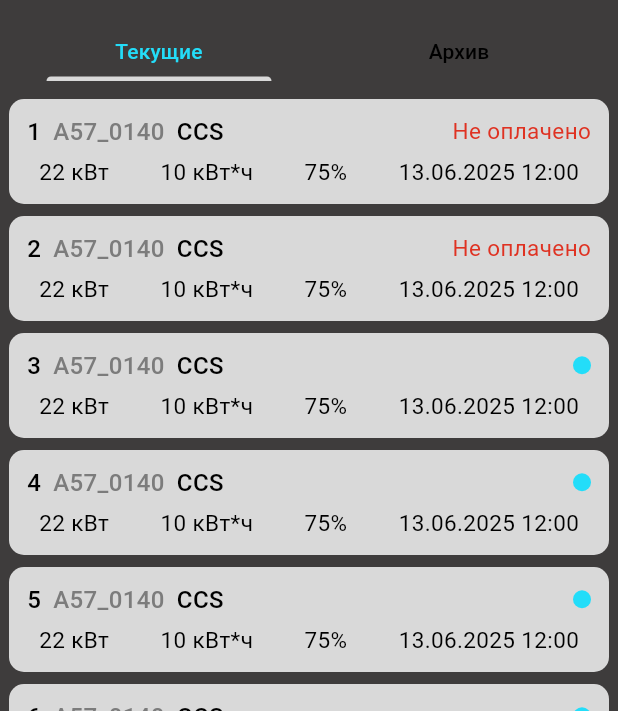
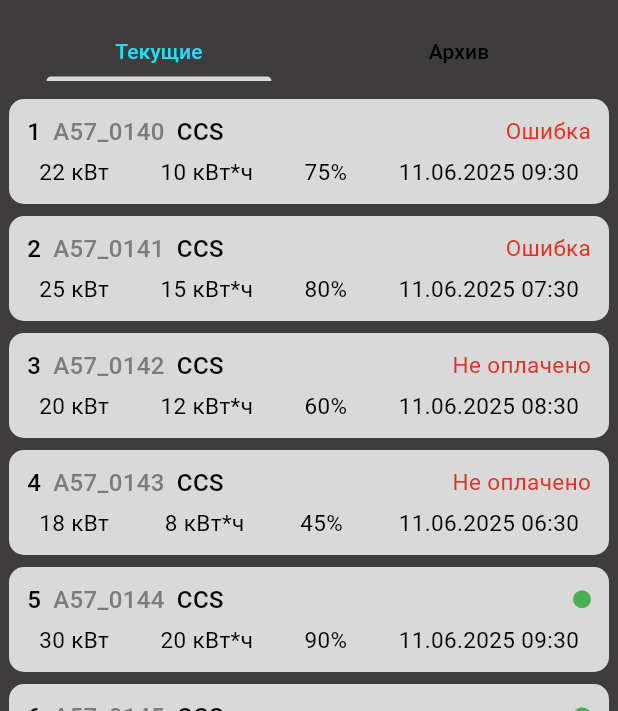
Before and after one commit to chudo1319/electricity, a Flutter app: the screen it shows after launch, on a phone screen of 412 x 824 dp, the part 525-1236 px from its top. Run offline on Flutter 3.47's test engine with Material 3 defaults, Android fonts, the phone set to English and light mode, and no system bars; our stand-ins replace auto_route, calendar_date_picker2, flutter_svg, gap, pinput, slide_to_act; missing offline and left inert: theme_tailor_annotation; Roboto replaces fonts that are missing (OpenSans).

Commit message:
[Feat] Sorting scroll stations and add mocks, change from the right side to left drawers

```diff
--- /dev/null
+++ b/lib/mock/scroll_stations/mock_station_operations.dart
@@ -0,0 +1,124 @@
+import 'package:electricity/mock/scroll_stations/station_operation.dart';
+import 'package:flutter/material.dart';
+
+class MockStationOperations {
+  static List<StationOperation> getMockOperations() {
+    final now = DateTime.now();
+    return [
+      // Операции с ошибками
+      StationOperation(
+        stationNumber: 1,
+        stationName: 'A57_0140',
+        stationType: 'CCS',
+        power: 22,
+        energy: 10,
+        percent: 75,
+        colorStatus: Colors.red,
+        status: OperationStatus.error,
+        startDate: now.subtract(const Duration(hours: 2)),
+        endDate: now.subtract(const Duration(hours: 1)),
+      ),
+      StationOperation(
+        stationNumber: 2,
+        stationName: 'A57_0141',
+        stationType: 'CCS',
+        power: 25,
+        energy: 15,
+        percent: 80,
+        colorStatus: Colors.red,
+        status: OperationStatus.error,
+        startDate: now.subtract(const Duration(hours: 4)),
+        endDate: now.subtract(const Duration(hours: 3)),
+      ),
+      // Неоплаченные операции
+      StationOperation(
+        stationNumber: 3,
+        stationName: 'A57_0142',
+        stationType: 'CCS',
+        power: 20,
+        energy: 12,
+        percent: 60,
+        colorStatus: Colors.orange,
+        status: OperationStatus.unpaid,
+        startDate: now.subtract(const Duration(hours: 3)),
+        endDate: now.subtract(const Duration(hours: 2)),
+      ),
+      StationOperation(
+        stationNumber: 4,
+        stationName: 'A57_0143',
+        stationType: 'CCS',
+        power: 18,
+        energy: 8,
+        percent: 45,
+        colorStatus: Colors.orange,
+        status: OperationStatus.unpaid,
+        startDate: now.subtract(const Duration(hours: 5)),
+        endDate: now.subtract(const Duration(hours: 4)),
+      ),
+      // Операции в процессе
+      StationOperation(
+        stationNumber: 5,
+        stationName: 'A57_0144',
+        stationType: 'CCS',
+        power: 30,
+        energy: 20,
+        percent: 90,
+        colorStatus: Colors.green,
+        status: OperationStatus.inProgress,
+        startDate: now.subtract(const Duration(hours: 1)),
+      ),
+      StationOperation(
+        stationNumber: 6,
+        stationName: 'A57_0145',
+        stationType: 'CCS',
+        power: 28,
+        energy: 18,
+        percent: 85,
+        colorStatus: Colors.green,
+        status: OperationStatus.inProgress,
+        startDate: now.subtract(const Duration(hours: 6)),
+      ),
+      // Архивные операции (оплаченные)
+      StationOperation(
+        stationNumber: 7,
+        stationName: 'A57_0146',
+        stationType: 'CCS',
+        power: 35,
+        energy: 25,
+        percent: 100,
+        colorStatus: Colors.green,
+        status: OperationStatus.paid,
+        startDate: now.subtract(const Duration(days: 2)),
+        endDate: now.subtract(const Duration(days: 1, hours: 23)),
+      ),
+      StationOperation(
+        stationNumber: 8,
+        stationName: 'A57_0147',
+        stationType: 'CCS',
+        power: 32,
+        energy: 22,
+        percent: 95,
+        colorStatus: Colors.green,
+        status: OperationStatus.paid,
+        startDate: now.subtract(const Duration(days: 3)),
+        endDate: now.subtract(const Duration(days: 2, hours: 23)),
+      ),
+      StationOperation(
+        stationNumber: 9,
+        stationName: 'A57_0148',
+        stationType: 'CCS',
+        power: 28,
+        energy: 18,
+        percent: 85,
+        colorStatus: Colors.green,
+        status: OperationStatus.paid,
+        startDate: now.subtract(const Duration(days: 4)),
+        endDate: now.subtract(const Duration(days: 3, hours: 23)),
+      ),
+    ];
+  }
+
+  static List<StationOperation> getArchiveOperations() {
+    return StationOperation.getArchiveOperations(getMockOperations());
+  }
+}
--- /dev/null
+++ b/lib/mock/scroll_stations/station_operation.dart
@@ -0,0 +1,69 @@
+import 'package:flutter/material.dart';
+
+enum OperationStatus { error, unpaid, inProgress, paid }
+
+class StationOperation {
+  final int stationNumber;
+  final String stationName;
+  final String stationType;
+  final num power;
+  final num energy;
+  final num percent;
+  final Color colorStatus;
+  final OperationStatus status;
+  final DateTime startDate;
+  final DateTime? endDate;
+
+  StationOperation({
+    required this.stationNumber,
+    required this.stationName,
+    required this.stationType,
+    required this.power,
+    required this.energy,
+    required this.percent,
+    required this.colorStatus,
+    required this.status,
+    required this.startDate,
+    this.endDate,
+  });
+
+  static List<StationOperation> getArchiveOperations(
+    List<StationOperation> operations,
+  ) {
+    return operations
+        .where((operation) => operation.status == OperationStatus.paid)
+        .toList()
+      ..sort((a, b) {
+        // Сортировка по дате завершения (от новых к старым)
+        final aDate = a.endDate ?? a.startDate;
+        final bDate = b.endDate ?? b.startDate;
+        return bDate.compareTo(aDate);
+      });
+  }
+
+  static List<StationOperation> sortOperations(
+    List<StationOperation> operations,
+  ) {
+    return List<StationOperation>.from(operations)..sort((a, b) {
+      // Сначала сортируем по статусу
+      if (a.status != b.status) {
+        if (a.status == OperationStatus.error) return -1;
+        if (b.status == OperationStatus.error) return 1;
+        if (a.status == OperationStatus.unpaid) return -1;
+        if (b.status == OperationStatus.unpaid) return 1;
+      }
+
+      // Затем сортируем по дате в зависимости от статуса
+      if (a.status == OperationStatus.error ||
+          a.status == OperationStatus.unpaid) {
+        // Для ошибок и неоплаченных используем дату завершения
+        final aDate = a.endDate ?? a.startDate;
+        final bDate = b.endDate ?? b.startDate;
+        return bDate.compareTo(aDate);
+      } else {
+        // Для остальных используем дату начала
+        return b.startDate.compareTo(a.startDate);
+      }
+    });
+  }
+}
--- a/lib/screens/main/main_screen.dart
+++ b/lib/screens/main/main_screen.dart
@@ -56,14 +56,14 @@ class _MainScreenState extends State<MainScreen> with TickerProviderStateMixin {
       onPointerDown: (_) => _resetInactivityTimer(),
       child: GestureDetector(
         onPanUpdate: (details) {
-          if (details.delta.dx < -20) {
-            _scaffoldKey.currentState?.openEndDrawer();
+          if (details.delta.dx > 20) {
+            _scaffoldKey.currentState?.openDrawer();
           }
         },
         child: Scaffold(
           key: _scaffoldKey,
           resizeToAvoidBottomInset: false,
-          endDrawer: DrawerButtons(),
+          drawer: DrawerButtons(),
           body: SafeArea(
             child: Padding(
               padding: const EdgeInsets.only(
@@ -92,7 +92,7 @@ class _MainScreenState extends State<MainScreen> with TickerProviderStateMixin {
                         ),
                         icon: 'assets/icons/hamburger.svg',
                         onPressed: () {
-                          _scaffoldKey.currentState?.openEndDrawer();
+                          _scaffoldKey.currentState?.openDrawer();
                         },
                       ),
                     ],
@@ -107,10 +107,10 @@ class _MainScreenState extends State<MainScreen> with TickerProviderStateMixin {
                       controller: _tabController,
                       children: [
                         SingleChildScrollView(
-                          child: CurrentStations(textStatus: 'Не оплачено'),
+                          child: CurrentStations(isArchive: false),
                         ),
                         SingleChildScrollView(
-                          child: CurrentStations(textStatus: 'Оплачено'),
+                          child: CurrentStations(isArchive: true),
                         ),
                       ],
                     ),
--- a/lib/screens/main/widgets/scroll_stations.dart
+++ b/lib/screens/main/widgets/scroll_stations.dart
@@ -1,69 +1,104 @@
 import 'package:electricity/common/styles/app_sizes.dart';
 import 'package:electricity/common/utils/extensions/context_extensions.dart';
+import 'package:electricity/mock/scroll_stations/mock_station_operations.dart';
+import 'package:electricity/mock/scroll_stations/station_operation.dart';
 import 'package:electricity/screens/main/widgets/pop_up.dart';
 import 'package:flutter/material.dart';
 import 'package:gap/gap.dart';
+import 'package:intl/intl.dart';
 
 class CurrentStations extends StatelessWidget {
-  const CurrentStations({super.key, required this.textStatus});
+  const CurrentStations({super.key, this.isArchive = false});
 
-  final String textStatus;
+  final bool isArchive;
 
   @override
   Widget build(BuildContext context) {
+    final allOperations = MockStationOperations.getMockOperations();
+    final operations =
+        isArchive
+            ? allOperations
+                .where((operation) => operation.status == OperationStatus.paid)
+                .toList()
+            : allOperations
+                .where(
+                  (operation) =>
+                      operation.status == OperationStatus.error ||
+                      operation.status == OperationStatus.unpaid ||
+                      operation.status == OperationStatus.inProgress,
+                )
+                .toList();
+
+    final sortedOperations =
+        isArchive
+            ? (operations..sort(
+              (a, b) => (b.endDate ?? b.startDate).compareTo(
+                a.endDate ?? a.startDate,
+              ),
+            ))
+            : StationOperation.sortOperations(operations);
+
     return ListView.builder(
       shrinkWrap: true,
       physics: const NeverScrollableScrollPhysics(),
-      itemCount: 10,
+      itemCount: sortedOperations.length,
       itemBuilder: (context, index) {
-        return index == 0 || index == 1 || textStatus == 'Оплачено'
-            ? Padding(
+        final operation = sortedOperations[index];
+        final isErrorOrUnpaid =
+            operation.status == OperationStatus.error ||
+            operation.status == OperationStatus.unpaid;
+
+        String? getStatusText(OperationStatus status) {
+          switch (status) {
+            case OperationStatus.error:
+              return 'Ошибка';
+            case OperationStatus.unpaid:
+              return 'Не оплачено';
+            case OperationStatus.paid:
+              return 'Оплачено';
+            case OperationStatus.inProgress:
+              return null;
+          }
+        }
+
+        return Padding(
           padding: const EdgeInsets.only(bottom: AppSizes.double8),
           child: Station(
             buildContext:
                 (context) =>
-                        textStatus == 'Оплачено'
+                    isArchive
+                        ? PopUpClose(
+                          index: index,
+                          status: context.color.positive,
+                        )
+                        : isErrorOrUnpaid
                         ? PopUpPay(
                           index: index,
-                              okText: 'Не оплачено',
-                              okButtonColor: context.color.danger,
+                          okText: getStatusText(operation.status) ?? '',
+                          okButtonColor:
+                              operation.status == OperationStatus.error
+                                  ? context.color.danger
+                                  : context.color.secondary,
                           status: context.color.positive,
                         )
-                            : PopUpPay(
-                              index: index,
-                              okText: 'Оплачено',
-                              okButtonColor: context.color.secondary,
-                              status: context.color.positive,
-                            ),
-                stationNumber: index + 1,
-                stationName: 'A57_0140',
-                stationType: 'CCS',
-                transactionDate: '13.06.2025 12:00',
-                power: 22,
-                energy: 10,
-                percent: 75,
-                colorStatus: context.color.positive,
-                isPaid: true,
-                textStatus: textStatus,
-              ),
-            )
-            : Padding(
-              padding: const EdgeInsets.only(bottom: AppSizes.double8),
-              child: Station(
-                buildContext:
-                    (context) => PopUpClose(
+                        : PopUpClose(
                           index: index,
                           status: context.color.positive,
                         ),
-                stationNumber: index + 1,
-                stationName: 'A57_0140',
-                stationType: 'CCS',
-                transactionDate: '13.06.2025 12:00',
-                power: 22,
-                energy: 10,
-                percent: 75,
-                colorStatus: context.color.positive,
-                isPaid: false,
+            stationNumber: operation.stationNumber,
+            stationName: operation.stationName,
+            stationType: operation.stationType,
+            transactionDate: DateFormat('dd.MM.yyyy HH:mm').format(
+              operation.status == OperationStatus.inProgress && !isArchive
+                  ? operation.startDate
+                  : (operation.endDate ?? operation.startDate),
+            ),
+            power: operation.power,
+            energy: operation.energy,
+            percent: operation.percent,
+            colorStatus: operation.colorStatus,
+            isPaid: isArchive || operation.status != OperationStatus.inProgress,
+            textStatus: getStatusText(operation.status),
           ),
         );
       },
@@ -153,13 +188,19 @@ class Station extends StatelessWidget {
                 // ),
                 Spacer(),
                 isPaid
+                    ? textStatus != null
                         ? Text(
                           textStatus!,
                           style: context.text.regular15.copyWith(
-                        color:
-                            textStatus == 'Оплачено'
-                                ? context.color.secondary
-                                : context.color.danger,
+                            color: context.color.danger,
+                          ),
+                        )
+                        : Container(
+                          width: AppSizes.double12,
+                          height: AppSizes.double12,
+                          decoration: BoxDecoration(
+                            color: colorStatus,
+                            shape: BoxShape.circle,
                           ),
                         )
                     : Container(
--- a/pubspec.yaml
+++ b/pubspec.yaml
@@ -17,7 +17,7 @@ dependencies:
   flutter_yandex_smartcaptcha: ^0.0.7
   calendar_date_picker2: ^2.0.1
   date_format: ^2.0.9
-  intl: ^0.20.2
+  intl: ^0.18.0
   slide_to_act: ^2.0.2
 
 dev_dependencies:
```
Also changed, not shown: pubspec.lock. Lines whose indentation alone changed are shown as unchanged.
